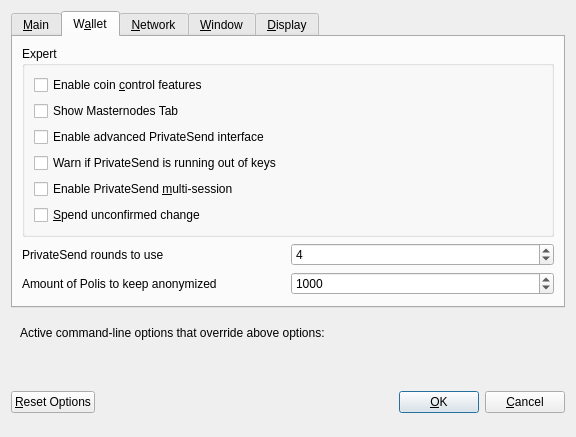
First picture: the form in src/qt/forms/optionsdialog.ui, repository tvl83/MNPCoin-PolisCore, before the edit.
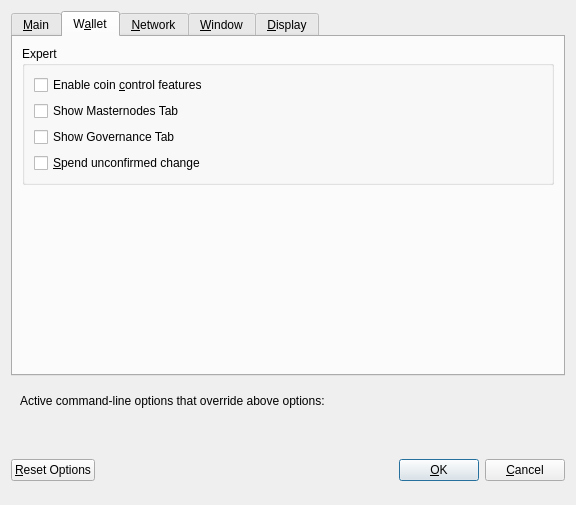
Second picture: the form after the edit. The open tabs and pages were chosen to show the change. Custom widgets are drawn as their Qt base class.

The edit to the form file:
```diff
--- a/src/qt/forms/optionsdialog.ui
+++ b/src/qt/forms/optionsdialog.ui
@@ -7,7 +7,7 @@
     <x>0</x>
     <y>0</y>
     <width>576</width>
-    <height>402</height>
+    <height>505</height>
    </rect>
   </property>
   <property name="windowTitle">
@@ -163,42 +163,22 @@
             </property>
            </widget>
           </item>
-          <item>
-           <widget class="QCheckBox" name="showAdvancedPSUI">
-            <property name="toolTip">
-             <string>Show additional information and buttons for PrivateSend on overview screen.</string>
-            </property>
-            <property name="text">
-             <string>Enable advanced PrivateSend interface</string>
-            </property>
-           </widget>
-          </item>
-          <item>
-           <widget class="QCheckBox" name="lowKeysWarning">
-            <property name="toolTip">
-             <string>Show warning dialog when PrivateSend detects that wallet has very low number of keys left.</string>
-            </property>
-            <property name="text">
-             <string>Warn if PrivateSend is running out of keys</string>
-            </property>
-           </widget>
-          </item>
-          <item>
-           <widget class="QCheckBox" name="privateSendMultiSession">
-            <property name="toolTip">
-             <string>Whether to use experimental PrivateSend mode with multiple mixing sessions per block.&lt;br/&gt;Note: You must use this feature carefully.&lt;br/&gt;Make sure you always have recent wallet (auto)backup in a safe place!</string>
-            </property>
-            <property name="text">
-             <string>Enable PrivateSend &amp;multi-session</string>
-            </property>
-           </widget>
-          </item>
           <item>
            <widget class="QCheckBox" name="spendZeroConfChange">
             <property name="toolTip">
              <string>If you disable the spending of unconfirmed change, the change from a transaction&lt;br/&gt;cannot be used until that transaction has at least one confirmation.&lt;br/&gt;This also affects how your balance is computed.</string>
             </property>
             <property name="text">
+             <string>Show Governance Tab</string>
+            </property>
+           </widget>
+          </item>
+          <item>
+           <widget class="QCheckBox" name="spendZeroConfChange_2">
+            <property name="toolTip">
+             <string>If you disable the spending of unconfirmed change, the change from a transaction&lt;br/&gt;cannot be used until that transaction has at least one confirmation.&lt;br/&gt;This also affects how your balance is computed.</string>
+            </property>
+            <property name="text">
              <string>&amp;Spend unconfirmed change</string>
             </property>
            </widget>
@@ -207,76 +187,7 @@
         </widget>
        </item>
        <item>
-        <layout class="QHBoxLayout" name="horizontalLayout_4_Wallet">
-         <item>
-          <widget class="QLabel" name="label">
-           <property name="toolTip">
-            <string>This setting determines the amount of individual masternodes that an input will be anonymized through.&lt;br/&gt;More rounds of anonymization gives a higher degree of privacy, but also costs more in fees.</string>
-           </property>
-           <property name="text">
-            <string>PrivateSend rounds to use</string>
-           </property>
-          </widget>
-         </item>
-         <item>
-          <widget class="QSpinBox" name="privateSendRounds">
-           <property name="minimum">
-            <number>2</number>
-           </property>
-           <property name="maximum">
-            <number>8</number>
-           </property>
-           <property name="value">
-            <number>4</number>
-           </property>
-          </widget>
-         </item>
-        </layout>
-       </item>
-       <item>
-        <layout class="QHBoxLayout" name="horizontalLayout">
-         <item>
-          <widget class="QLabel" name="label_2">
-           <property name="toolTip">
-            <string>This amount acts as a threshold to turn off PrivateSend once it's reached.</string>
-           </property>
-           <property name="statusTip">
-            <string notr="true"/>
-           </property>
-           <property name="whatsThis">
-            <string notr="true"/>
-           </property>
-           <property name="accessibleName">
-            <string notr="true"/>
-           </property>
-           <property name="accessibleDescription">
-            <string notr="true"/>
-           </property>
-           <property name="text">
-            <string>Amount of Polis to keep anonymized</string>
-           </property>
-          </widget>
-         </item>
-         <item>
-          <widget class="QSpinBox" name="privateSendAmount">
-           <property name="minimum">
-            <number>2</number>
-           </property>
-           <property name="maximum">
-            <number>2000</number>
-           </property>
-           <property name="singleStep">
-            <number>10</number>
-           </property>
-           <property name="value">
-            <number>1000</number>
-           </property>
-          </widget>
-         </item>
-        </layout>
-       </item>
-       <item>
-        <spacer name="verticalSpacer_Wallet">
+        <spacer name="verticalSpacer_2">
          <property name="orientation">
           <enum>Qt::Vertical</enum>
          </property>
```
Left out of the diff: 2 changed lines with no effect on the pictures.
